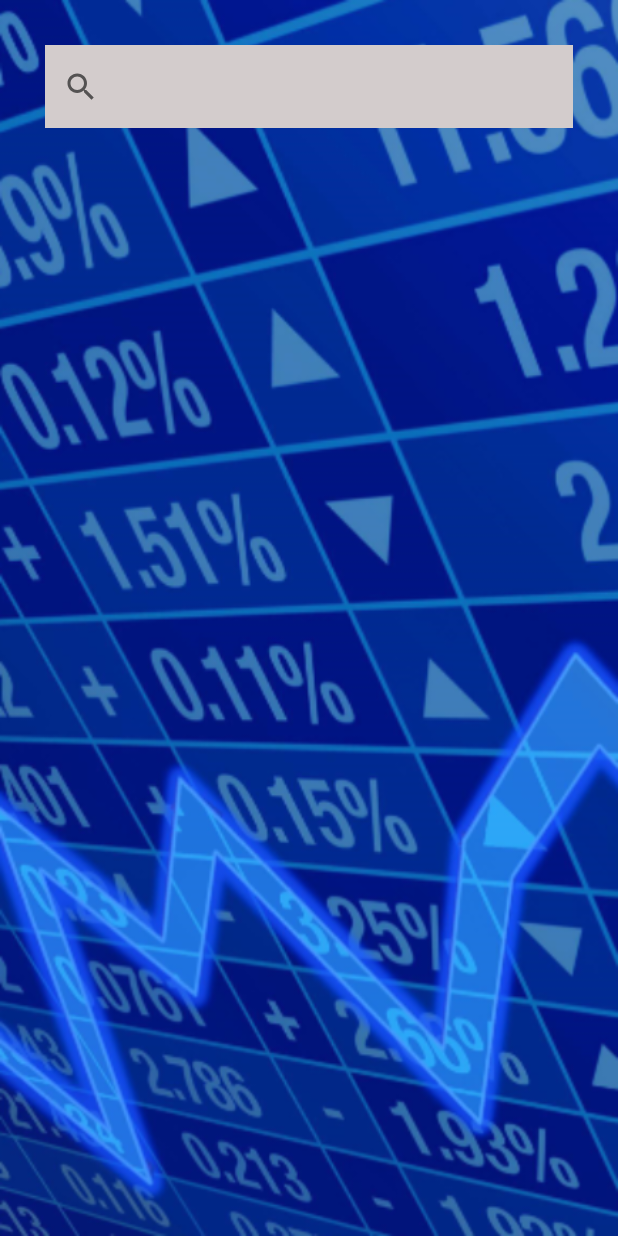
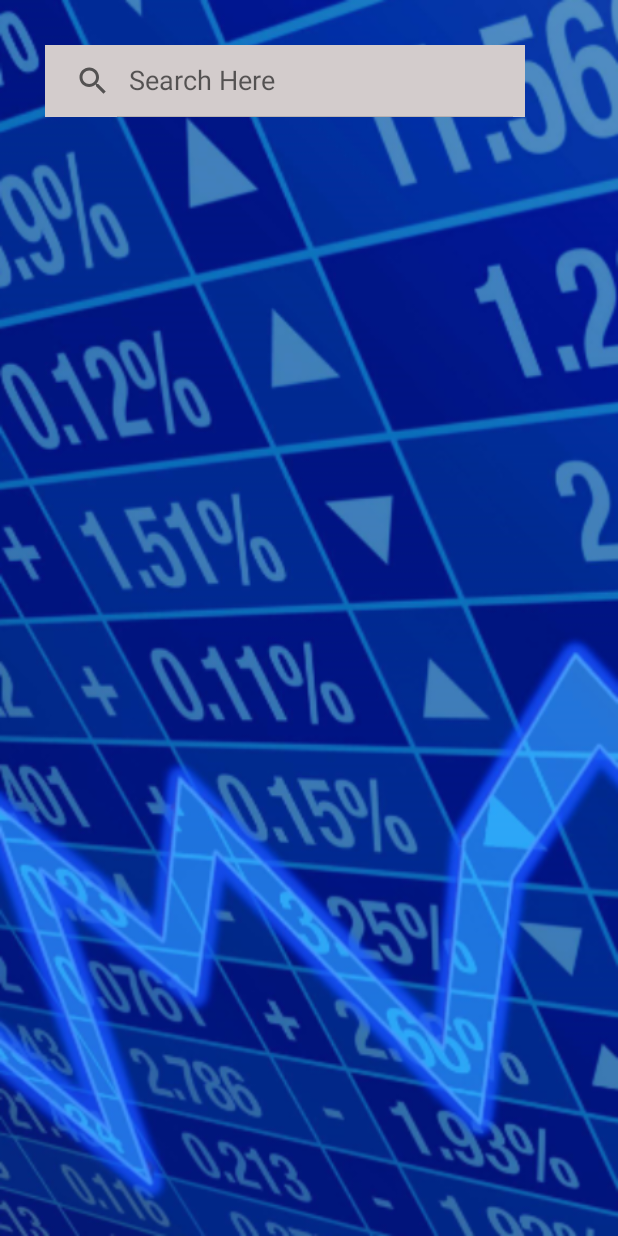
Before and after one commit to ETS-Android4/Stonks, an Android app: the HomeActivity screen opened directly, with no data from a screen before it, on a phone screen of 412 x 824 dp. Run offline under Robolectric (Android 15) with nearby library versions, the phone set to English and light mode, and no system bars.

Commit message:
Updates Search view

```diff
--- a/Stonks_app/app/src/main/res/layout/activity_home.xml
+++ b/Stonks_app/app/src/main/res/layout/activity_home.xml
@@ -10,23 +10,12 @@
     tools:context=".HomeActivity">
 
     <SearchView
-        android:layout_width="match_parent"
-        android:layout_height="55dp"
-        android:background="#D3CCCC">
-
-        <TextView
-            android:id="@+id/textView"
-            android:layout_width="wrap_content"
-            android:layout_height="wrap_content"
-            android:layout_weight="1"
-            android:text="TextView" />
-
-        <TextView
-            android:id="@+id/textView2"
-            android:layout_width="wrap_content"
-            android:layout_height="wrap_content"
-            android:layout_weight="1"
-            android:text="TextView" />
-    </SearchView>
+        android:id="@+id/searchView"
+        android:layout_width="wrap_content"
+        android:layout_height="wrap_content"
+        android:queryHint="Search Here"
+        android:iconifiedByDefault="false"
+        android:layout_alignParentTop="true"
+        android:background="#D3CCCC"/>
 
 </LinearLayout>
```
